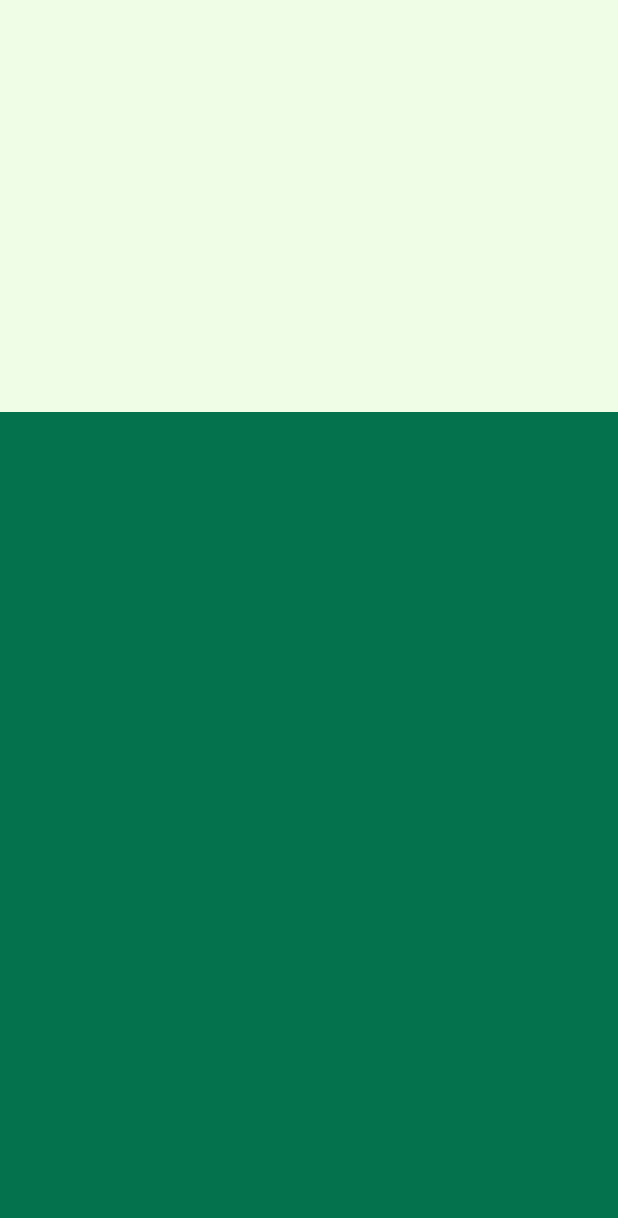
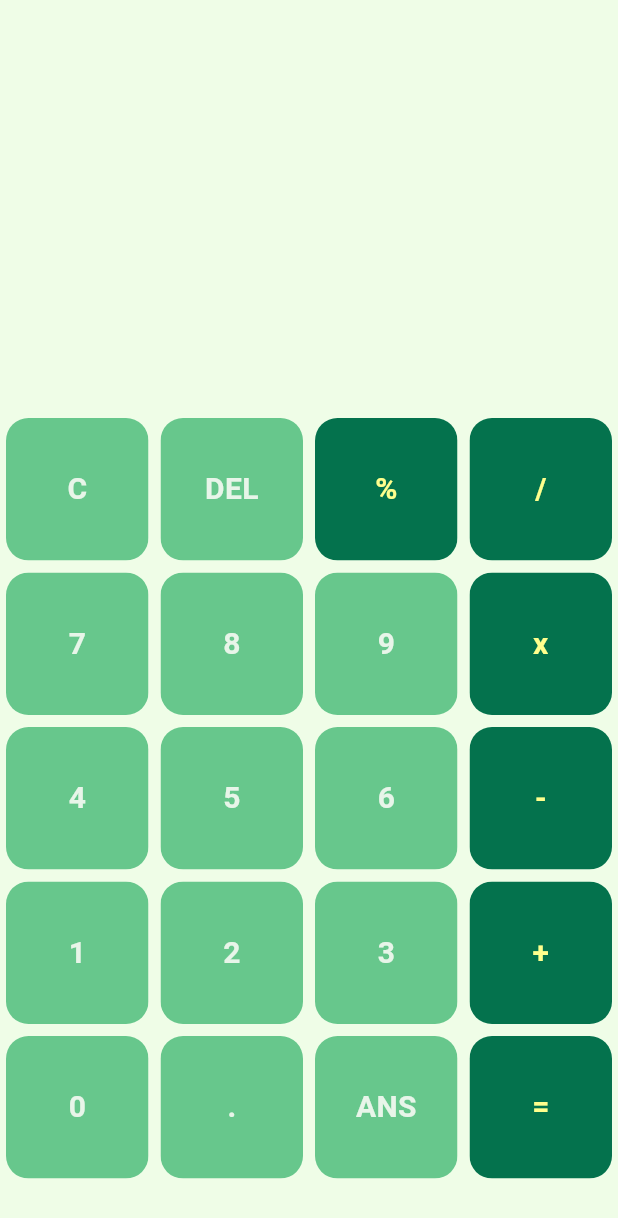
Before and after one commit to nsennes/DartPlayground, a Flutter app: the screen it shows after launch, on a phone screen of 412 x 824 dp. Shown: the top 1218 px of the screen. Run offline on Flutter 3.47's test engine with Material 3 defaults, Android fonts, the phone set to English and light mode, and no system bars.

Commit message:
Calculator UI

```diff
--- /dev/null
+++ b/calculator_app/lib/buttons.dart
@@ -0,0 +1,33 @@
+// ignore_for_file: prefer_const_constructors, prefer_const_constructors_in_immutables, use_key_in_widget_constructors, prefer_typing_uninitialized_variables
+
+import 'package:flutter/material.dart';
+
+class MyButton extends StatelessWidget {
+  final color;
+  final textColor;
+  final String buttonText;
+
+  MyButton(
+      {required this.color, required this.textColor, required this.buttonText});
+
+  @override
+  Widget build(BuildContext context) {
+    return Padding(
+      padding: const EdgeInsets.all(4.0),
+      child: ClipRRect(
+        borderRadius: BorderRadius.circular(15),
+        child: Container(
+            color: color,
+            child: Center(
+                child: Text(
+              buttonText,
+              style: TextStyle(
+                color: textColor,
+                fontWeight: FontWeight.bold,
+                fontSize: 20,
+              ),
+            ))),
+      ),
+    );
+  }
+}
--- a/calculator_app/lib/main.dart
+++ b/calculator_app/lib/main.dart
@@ -1,5 +1,6 @@
-// ignore_for_file: prefer_const_constructors, prefer_const_constructors_in_immutables
+// ignore_for_file: prefer_const_constructors, prefer_const_constructors_in_immutables, avoid_unnecessary_containers
 
+import 'package:calculator_app/buttons.dart';
 import 'package:flutter/material.dart';
 
 void main() {
@@ -26,7 +27,30 @@
 
 class _HomePageState extends State<HomePage> {
   Color bg = Color.fromARGB(255, 239, 253, 231);
-  Color buttons = Color(0xff04724D);
+  Color operatorButtons = Color(0xff04724D);
+  Color colorButtons = Color.fromARGB(255, 103, 199, 140);
+  final List<String> buttons = [
+    'C',
+    'DEL',
+    '%',
+    '/',
+    '7',
+    '8',
+    '9',
+    'x',
+    '4',
+    '5',
+    '6',
+    '-',
+    '1',
+    '2',
+    '3',
+    '+',
+    '0',
+    '.',
+    'ANS',
+    '=',
+  ];
 
   @override
   Widget build(BuildContext context) {
@@ -38,12 +62,36 @@
             child: Container(),
           ),
           Expanded(
-              flex: 2,
-              child: Container(
-                color: buttons,
-              ))
+            flex: 2,
+            child: Container(
+              child: GridView.builder(
+                itemCount: buttons.length,
+                gridDelegate: SliverGridDelegateWithFixedCrossAxisCount(
+                    crossAxisCount: 4),
+                itemBuilder: (BuildContext context, int index) {
+                  return MyButton(
+                    buttonText: buttons[index],
+                    color: isOperator(buttons[index])
+                        ? operatorButtons
+                        : colorButtons,
+                    textColor: isOperator(buttons[index])
+                        ? Colors.yellowAccent[100]
+                        : Colors.green[50],
+                  );
+                },
+              ),
+            ),
+          ),
         ],
       ),
     );
   }
 }
+
+bool isOperator(String x) {
+  if (x == '%' || x == '/' || x == 'x' || x == '-' || x == '+' || x == '=') {
+    return true;
+  } else {
+    return false;
+  }
+}
```
